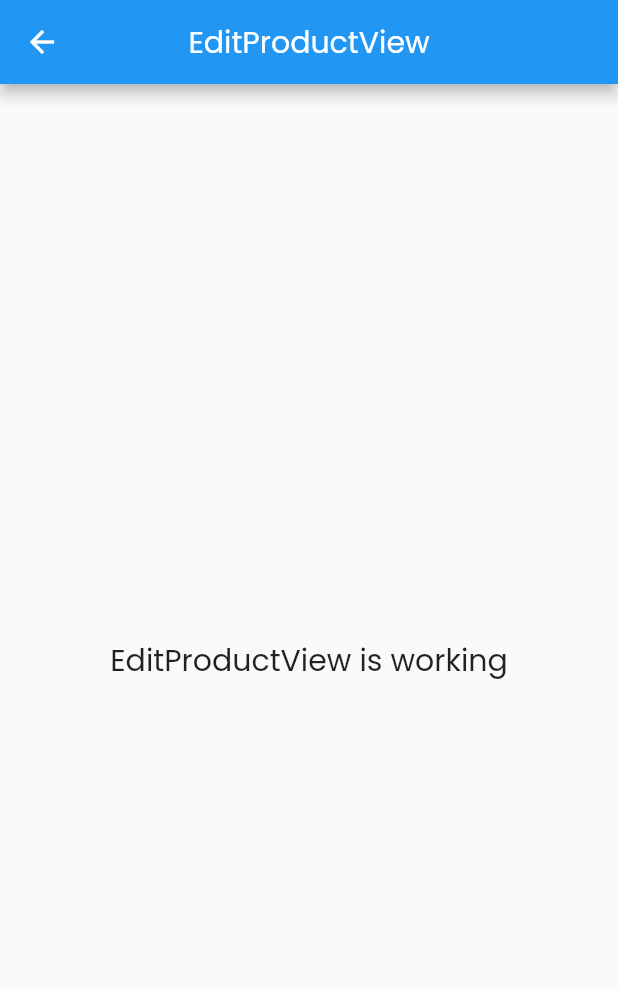
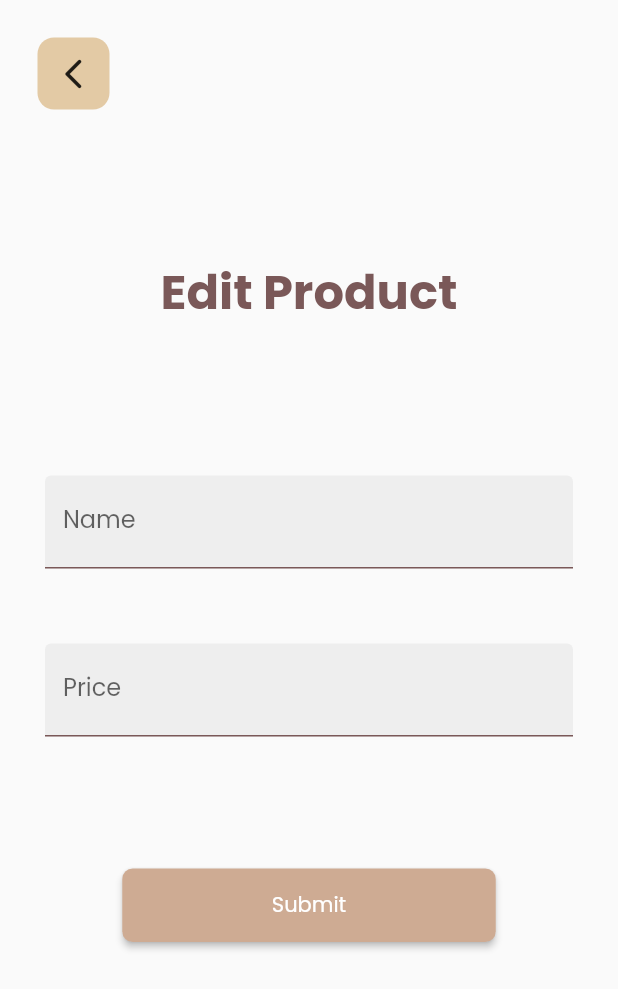
Before and after one commit to dna2121/cafe_app, a Flutter app: the EditProductView screen opened by its route, on a phone screen of 412 x 824 dp. Shown: the top 989 px of the screen. Run offline on Flutter 3.47's test engine with Material 2 defaults, Android fonts, the light colour scheme and no system bars; our stand-ins replace cloud_firestore, firebase_core, font_awesome_flutter, get; accounts and stored records are empty; network calls fail.

Commit message:
form for edit data

```diff
--- a/lib/app/modules/edit_product/views/edit_product_view.dart
+++ b/lib/app/modules/edit_product/views/edit_product_view.dart
@@ -2,6 +2,10 @@ import 'package:flutter/material.dart';
 
 import 'package:get/get.dart';
 
+import '../../../../constants/app_color.dart';
+import '../../../../widgets/primary_text_widget.dart';
+import '../../../../widgets/submit_button_widget.dart';
+import '../../../../widgets/text_field_product_widget.dart';
 import '../controllers/edit_product_controller.dart';
 
 class EditProductView extends GetView<EditProductController> {
@@ -9,14 +13,58 @@ class EditProductView extends GetView<EditProductController> {
   @override
   Widget build(BuildContext context) {
     return Scaffold(
-      appBar: AppBar(
-        title: const Text('EditProductView'),
-        centerTitle: true,
-      ),
-      body: Center(
-        child: Text(
-          'EditProductView is working',
-          style: TextStyle(fontSize: 20),
+      body: SafeArea(
+        child: Column(
+          mainAxisAlignment: MainAxisAlignment.spaceBetween,
+          children: [
+            Align(
+              alignment: Alignment.centerLeft,
+              child: Padding(
+                padding: const EdgeInsets.only(left: 25, top: 25),
+                child: Container(
+                  decoration: BoxDecoration(
+                    color: AppColor.navbarColor,
+                    borderRadius: BorderRadius.circular(11),
+                  ),
+                  child: IconButton(
+                    onPressed: () => Get.back(),
+                    icon: const Icon(Icons.arrow_back_ios_new_rounded),
+                  ),
+                ),
+              ),
+            ),
+            const PrimaryTextWidget(
+              text: 'Edit Product',
+            ),
+            Padding(
+              padding: const EdgeInsets.symmetric(horizontal: 30),
+              child: Column(
+                children: [
+                  const TextFieldProduct(
+                    labelText: 'Name',
+                    // controller: controller.nameC,
+                    textInputAction: TextInputAction.next,
+                  ),
+                  const SizedBox(height: 50),
+                  const TextFieldProduct(
+                    labelText: 'Price',
+                    // controller: controller.priceC,
+                    keyboardType: TextInputType.number,
+                    textInputAction: TextInputAction.done,
+                  ),
+                  const SizedBox(height: 88),
+                  SubmitButton(
+                    onPressed: () {},
+                    text: "Submit",
+                    width: 249,
+                    height: 49,
+                  )
+                ],
+              ),
+            ),
+            const SizedBox(),
+            const SizedBox(),
+          ],
         ),
       ),
     );
```
